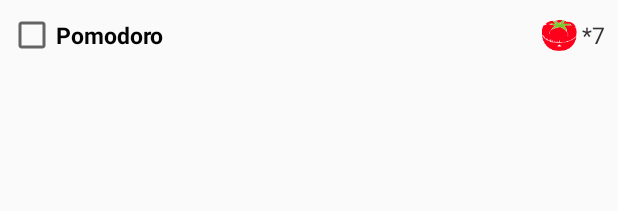
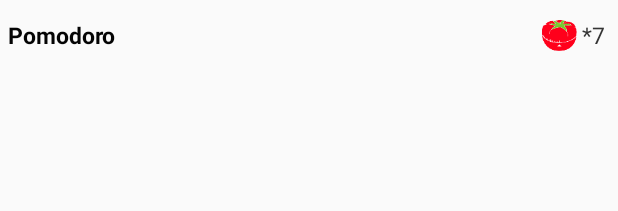
Before and after one commit to qqibrow/pomodoro, an Android app: the layout row.xml on its own in the app's theme, with its tools: preview values and no code run, on a phone screen of 412 x 824 dp. Shown: the top 211 px of the screen. Run offline under Robolectric (Android 15) with nearby library versions, the phone set to English and light mode, and no system bars.

Commit message:
fixed the bug of longclick not working. Basically it is because the checkbox in one row hijack the focus. Details in evernote.

```diff
--- a/app/src/main/res/layout/row.xml
+++ b/app/src/main/res/layout/row.xml
@@ -6,16 +6,8 @@
     android:orientation="horizontal"
     android:padding="5dip" >
 
-    <CheckBox
-        android:layout_width="wrap_content"
-        android:layout_height="wrap_content"
-        android:text=""
-        android:layout_centerVertical="true"
-        android:id="@+id/taskSelectCheckBox" />
-
     <TextView
             android:id="@+id/tvName"
-            android:layout_toRightOf="@id/taskSelectCheckBox"
             android:layout_width="wrap_content"
             android:layout_height="wrap_content"
             android:text="@string/app_name"
--- a/app/src/main/res/menu/alarm.xml
+++ b/app/src/main/res/menu/alarm.xml
@@ -3,7 +3,6 @@
     <item
         android:id="@+id/action_settings"
         android:orderInCategory="100"
-        android:showAsAction="never"
         android:title="@string/action_settings"/>
 
 </menu>
--- a/app/src/main/res/menu/delete_menu.xml
+++ b/app/src/main/res/menu/delete_menu.xml
@@ -1,7 +1,7 @@
 <menu xmlns:android="http://schemas.android.com/apk/res/android"
     xmlns:app="http://schemas.android.com/apk/res-auto"
     >  <item
-        android:id="@+id/action_remove_task"
+        android:id="@+id/action_delete"
         android:title="@string/action_remove"
         android:icon="@drawable/ic_action_remove"
         app:showAsAction="ifRoom" />
--- a/app/src/main/res/values/strings.xml
+++ b/app/src/main/res/values/strings.xml
@@ -9,4 +9,5 @@
     <string name="action_add">Add</string>
     <string name="action_search">Search</string>
     <string name="input_task_hint">Add a Task...</string>
+    <string name="action_remove">Delete</string>
 </resources>
```
Also changed, not shown: app/src/main/java/com/pomodoro/activities/MainActivity.java (+54 -2 lines).
